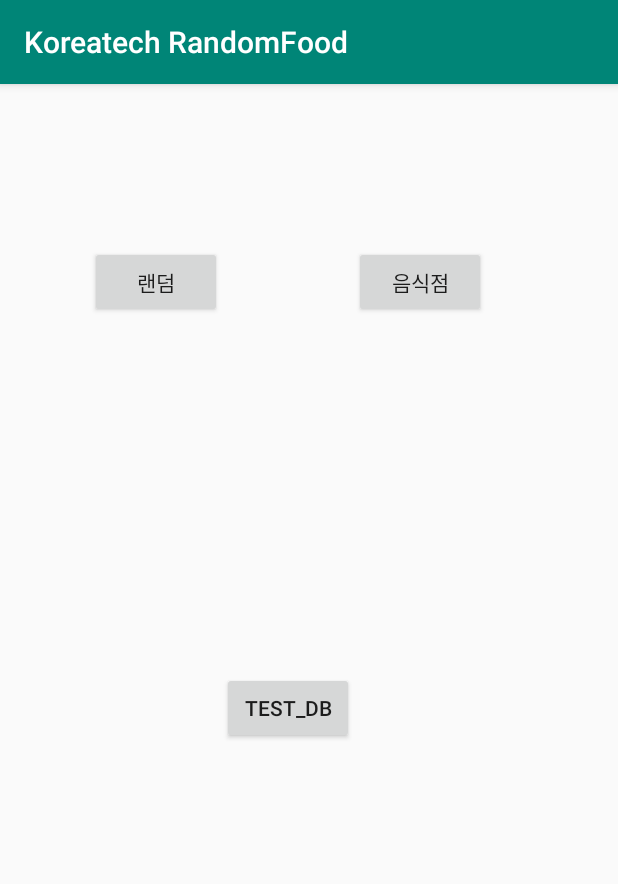
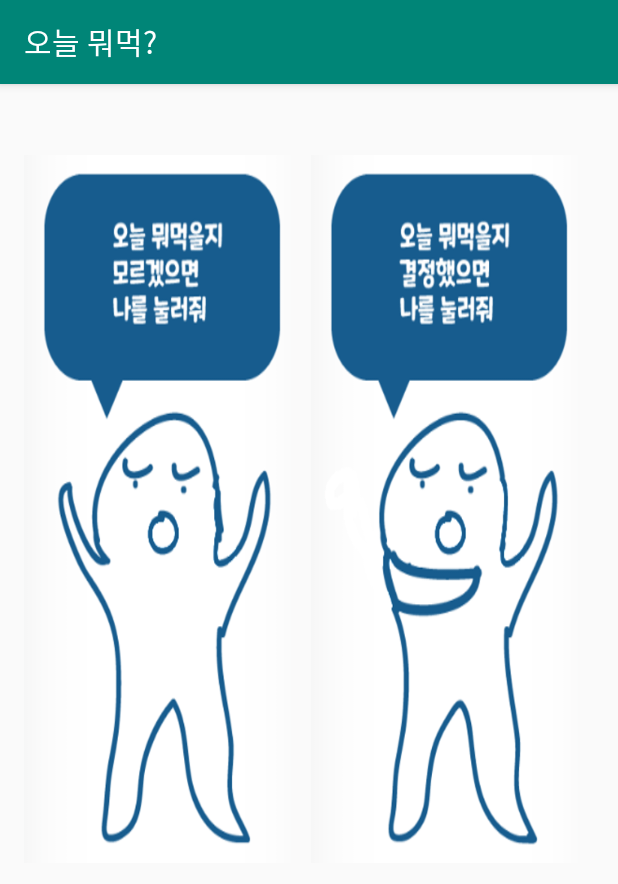
Before and after one commit to losnah/BCSD-Collabo, an Android app: the screen it shows after launch (MainActivity), on a phone screen of 412 x 824 dp. Shown: the top 884 px of the screen. Run offline under Robolectric (Android 15) with nearby library versions, the phone set to English and light mode, and no system bars; our stand-ins replace ButterKnife.

Commit message:
mainactivity수정

```diff
--- a/app/src/main/java/com/onsemiro/hanpinetree/koreatechrandomfood/MainActivity.java
+++ b/app/src/main/java/com/onsemiro/hanpinetree/koreatechrandomfood/MainActivity.java
@@ -21,11 +21,7 @@ public class MainActivity extends AppCompatActivity {
         ButterKnife.bind(this);
     }
 
-    @OnClick(R.id.activity_main_textdb_button) // move to DataBaseManager.class
-    void onDBPageClick(){
-        mIntent = new Intent(getApplicationContext(), DataBaseManager.class);
-        startActivity(mIntent);
-    }
+
 
     @OnClick(R.id.random)   // move to RandomActivity.class
     void onRandomClick(){
--- a/app/src/main/res/layout/activity_main.xml
+++ b/app/src/main/res/layout/activity_main.xml
@@ -9,43 +9,28 @@
 
     <Button
         android:id="@+id/random"
-        android:layout_width="wrap_content"
-        android:layout_height="wrap_content"
-        android:layout_marginStart="60dp"
-        android:layout_marginLeft="60dp"
-        android:layout_marginTop="108dp"
-        android:text="랜덤"
-        app:layout_constraintStart_toStartOf="parent"
-        app:layout_constraintTop_toTopOf="parent" />
+        android:layout_width="0dp"
+        android:layout_height="472dp"
+        android:layout_marginStart="16dp"
+        android:layout_marginLeft="16dp"
+        android:layout_marginEnd="12dp"
+        android:layout_marginRight="12dp"
+        android:background="@drawable/randombuttonimg2"
+        app:layout_constraintBaseline_toBaselineOf="@+id/restaurantButton"
+        app:layout_constraintEnd_toStartOf="@+id/restaurantButton"
+        app:layout_constraintStart_toStartOf="parent" />
 
     <Button
         android:id="@+id/restaurantButton"
-        android:layout_width="wrap_content"
-        android:layout_height="wrap_content"
-        android:layout_marginStart="88dp"
-        android:layout_marginLeft="88dp"
-        android:layout_marginEnd="8dp"
-        android:layout_marginRight="8dp"
-        android:text="음식점"
-        app:layout_constraintBaseline_toBaselineOf="@+id/random"
+        android:layout_width="0dp"
+        android:layout_height="472dp"
+        android:layout_marginTop="47dp"
+        android:layout_marginEnd="25dp"
+        android:layout_marginRight="25dp"
+        android:background="@drawable/menubuttonimg2"
         app:layout_constraintEnd_toEndOf="parent"
-        app:layout_constraintHorizontal_bias="0.0"
-        app:layout_constraintStart_toEndOf="@+id/random" />
-
-    <Button
-        android:id="@+id/activity_main_textdb_button"
-        android:layout_width="wrap_content"
-        android:layout_height="wrap_content"
-        android:layout_marginStart="136dp"
-        android:layout_marginLeft="136dp"
-        android:layout_marginEnd="8dp"
-        android:layout_marginRight="8dp"
-        android:layout_marginBottom="328dp"
-        android:text="TEST_DB"
-        app:layout_constraintBottom_toBottomOf="parent"
-        app:layout_constraintEnd_toEndOf="parent"
-        app:layout_constraintHorizontal_bias="0.067"
-        app:layout_constraintStart_toStartOf="parent" />
+        app:layout_constraintStart_toEndOf="@+id/random"
+        app:layout_constraintTop_toTopOf="parent" />
 
 
 </android.support.constraint.ConstraintLayout>
--- a/app/src/main/res/values/strings.xml
+++ b/app/src/main/res/values/strings.xml
@@ -1,3 +1,3 @@
 <resources>
-    <string name="app_name">Koreatech RandomFood</string>
+    <string name="app_name">오늘 뭐먹?</string>
 </resources>
```
Also changed, not shown: app/src/main/res/drawable/menubuttonimg.png (added), app/src/main/res/drawable/menubuttonimg2.png (added), app/src/main/res/drawable/randombuttonimg.png (added), app/src/main/res/drawable/randombuttonimg2.png (added).
